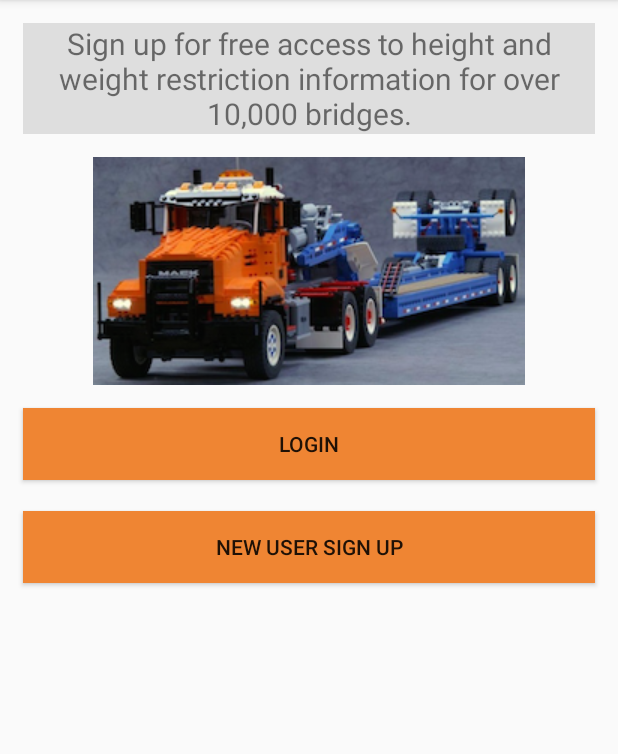
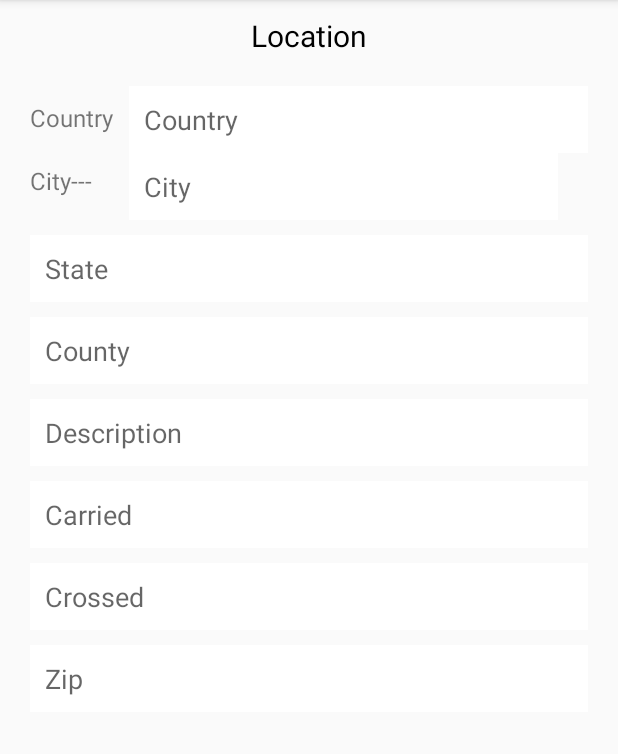
Before and after one commit to jdsv650/Bware_Droid, an Android app: the screen it shows after launch (Welcome before the commit, DetailActivity after it), on a phone screen of 412 x 824 dp, the part 84-838 px from its top. Run offline under Robolectric (Android 15) with nearby library versions, the phone set to English and light mode, and no system bars.

Commit message:
Rename / refactor activity file names to include "Activity" in name

```diff
--- a/app/src/main/AndroidManifest.xml
+++ b/app/src/main/AndroidManifest.xml
@@ -10,21 +10,23 @@
         android:supportsRtl="true"
         android:theme="@style/AppTheme">
         <activity android:name=".MainActivity" />
-        <activity android:name=".Welcome">
+        <activity android:name=".WelcomeActivity">
+
+        </activity>
+        <activity
+            android:name=".LoginActivity"
+            android:label="@string/title_activity_user_login"></activity>
+        <activity
+            android:name=".SignupActivity"
+            android:label="@string/sign_up_text"></activity>
+        <activity
+            android:name=".DetailActivity">
             <intent-filter>
                 <action android:name="android.intent.action.MAIN" />
 
                 <category android:name="android.intent.category.LAUNCHER" />
             </intent-filter>
         </activity>
-        <activity
-            android:name=".Login"
-            android:label="@string/title_activity_user_login">
-        </activity>
-        <activity
-            android:name=".Signup"
-            android:label="@string/sign_up_text">
-        </activity>
     </application>
 
 </manifest>
--- /dev/null
+++ b/app/src/main/java/com/jdsv650/bware/DetailActivity.java
@@ -0,0 +1,13 @@
+package com.jdsv650.bware;
+
+import android.support.v7.app.AppCompatActivity;
+import android.os.Bundle;
+
+public class DetailActivity extends AppCompatActivity {
+
+    @Override
+    protected void onCreate(Bundle savedInstanceState) {
+        super.onCreate(savedInstanceState);
+        setContentView(R.layout.activity_detail);
+    }
+}
--- a/app/src/main/java/com/jdsv650/bware/Signup.java
+++ b/app/src/main/java/com/jdsv650/bware/LoginActivity.java
@@ -3,11 +3,11 @@ package com.jdsv650.bware;
 import android.support.v7.app.AppCompatActivity;
 import android.os.Bundle;
 
-public class Signup extends AppCompatActivity {
+public class LoginActivity extends AppCompatActivity {
 
     @Override
     protected void onCreate(Bundle savedInstanceState) {
         super.onCreate(savedInstanceState);
-        setContentView(R.layout.activity_signup);
+        setContentView(R.layout.activity_login);
     }
 }
--- a/app/src/main/java/com/jdsv650/bware/Login.java
+++ b/app/src/main/java/com/jdsv650/bware/SignupActivity.java
@@ -3,11 +3,11 @@ package com.jdsv650.bware;
 import android.support.v7.app.AppCompatActivity;
 import android.os.Bundle;
 
-public class Login extends AppCompatActivity {
+public class SignupActivity extends AppCompatActivity {
 
     @Override
     protected void onCreate(Bundle savedInstanceState) {
         super.onCreate(savedInstanceState);
-        setContentView(R.layout.activity_login);
+        setContentView(R.layout.activity_signup);
     }
 }
--- a/app/src/main/java/com/jdsv650/bware/Welcome.java
+++ b/app/src/main/java/com/jdsv650/bware/WelcomeActivity.java
@@ -3,20 +3,19 @@ package com.jdsv650.bware;
 import android.content.Intent;
 import android.support.v7.app.AppCompatActivity;
 import android.os.Bundle;
-import android.util.Log;
 import android.view.View;
 
-public class Welcome extends AppCompatActivity {
+public class WelcomeActivity extends AppCompatActivity {
 
     public void loginPressed(View view)
     {
-        Intent i = new Intent(this, Login.class);
+        Intent i = new Intent(this, LoginActivity.class);
         this.startActivity(i);
     }
 
     public void signupPressed(View view)
     {
-        Intent i = new Intent(this, Signup.class);
+        Intent i = new Intent(this, SignupActivity.class);
         this.startActivity(i);
     }
 
--- /dev/null
+++ b/app/src/main/res/layout/activity_detail.xml
@@ -0,0 +1,161 @@
+<?xml version="1.0" encoding="utf-8"?>
+
+<ScrollView xmlns:android="http://schemas.android.com/apk/res/android"
+        android:layout_width="match_parent"
+        android:layout_height="match_parent">
+
+    <LinearLayout
+        xmlns:app="http://schemas.android.com/apk/res-auto"
+        xmlns:tools="http://schemas.android.com/tools"
+        android:layout_width="match_parent"
+        android:layout_height="match_parent"
+        android:orientation="vertical"
+        tools:context="com.jdsv650.bware.DetailActivity">
+
+        <TextView
+            android:layout_width="match_parent"
+            android:layout_height="wrap_content"
+            android:text="Location"
+            android:textSize="20sp"
+            android:gravity="center"
+            android:textColor="@color/colorBlack"
+            android:layout_margin="10dp"
+            />
+
+        <RelativeLayout
+            android:layout_width="match_parent"
+            android:layout_height="wrap_content">
+            <TextView
+                android:id="@+id/countryTextView"
+                android:layout_width="wrap_content"
+                android:layout_height="wrap_content"
+                android:layout_marginLeft="10dp"
+                android:layout_marginTop="10dp"
+                android:padding="10dp"
+                android:text="Country"
+                android:textSize="16sp"
+                android:layout_alignParentLeft="true"/>
+
+            <EditText
+                android:id="@+id/countryEditText"
+                android:layout_width="match_parent"
+                android:layout_height="wrap_content"
+                android:layout_marginRight="20dp"
+                android:background="@color/colorWhite"
+                android:hint="Country"
+                android:inputType="text"
+                android:padding="10dp"
+                android:layout_alignTop="@+id/countryTextView"
+                android:layout_toEndOf="@+id/countryTextView" />
+
+            <TextView
+                android:id="@+id/cityTextView"
+                android:layout_width="wrap_content"
+                android:layout_height="wrap_content"
+                android:layout_marginLeft="10dp"
+                android:padding="10dp"
+                android:text="City---"
+                android:textSize="16sp"
+                android:layout_alignParentLeft="true"
+                android:layout_below="@+id/countryTextView" />
+
+            <EditText
+                android:id="@+id/cityEditText"
+                android:layout_width="226dp"
+                android:layout_height="wrap_content"
+                android:layout_marginRight="20dp"
+                android:background="@color/colorWhite"
+                android:hint="City"
+                android:inputType="text"
+                android:padding="10dp"
+
+                android:layout_below="@+id/countryEditText"
+                android:layout_alignStart="@+id/countryEditText"
+                android:layout_alignEnd="@+id/countryEditText" />
+        </RelativeLayout>
+
+
+        <EditText
+            android:id="@+id/stateEditText"
+            android:layout_width="match_parent"
+            android:layout_height="wrap_content"
+            android:layout_marginTop="10dp"
+            android:layout_marginLeft="20dp"
+            android:layout_marginRight="20dp"
+            android:padding="10dp"
+            android:background="@color/colorWhite"
+            android:ems="10"
+            android:inputType="text"
+            android:hint="State" />
+
+        <EditText
+            android:id="@+id/countyEditText"
+            android:layout_width="match_parent"
+            android:layout_height="wrap_content"
+            android:layout_marginTop="10dp"
+            android:layout_marginLeft="20dp"
+            android:layout_marginRight="20dp"
+            android:padding="10dp"
+            android:background="@color/colorWhite"
+            android:ems="10"
+            android:inputType="text"
+            android:hint="County"
+            />
+
+        <EditText
+            android:id="@+id/descriptionEditText"
+            android:layout_width="match_parent"
+            android:layout_height="wrap_content"
+            android:layout_marginTop="10dp"
+            android:layout_marginLeft="20dp"
+            android:layout_marginRight="20dp"
+            android:padding="10dp"
+            android:background="@color/colorWhite"
+            android:ems="10"
+            android:inputType="text"
+            android:hint="Description" />
+
+        <EditText
+            android:id="@+id/carriedEditText"
+            android:layout_width="match_parent"
+            android:layout_height="wrap_content"
+            android:layout_marginTop="10dp"
+            android:layout_marginLeft="20dp"
+            android:layout_marginRight="20dp"
+            android:padding="10dp"
+            android:background="@color/colorWhite"
+            android:ems="10"
+            android:inputType="text"
+            android:hint="Carried"
+            />
+
+        <EditText
+            android:id="@+id/crossedEditText"
+            android:layout_width="match_parent"
+            android:layout_height="wrap_content"
+            android:layout_marginTop="10dp"
+            android:layout_marginLeft="20dp"
+            android:layout_marginRight="20dp"
+            android:padding="10dp"
+            android:background="@color/colorWhite"
+            android:ems="10"
+            android:inputType="text"
+            android:hint="Crossed" />
+
+        <EditText
+            android:id="@+id/zipEditText"
+            android:layout_width="match_parent"
+            android:layout_height="wrap_content"
+            android:layout_marginTop="10dp"
+            android:layout_marginLeft="20dp"
+            android:layout_marginRight="20dp"
+            android:padding="10dp"
+            android:background="@color/colorWhite"
+            android:ems="10"
+            android:inputType="text"
+            android:hint="Zip" />
+
+    </LinearLayout>
+
+
+</ScrollView>
--- a/app/src/main/res/layout/activity_login.xml
+++ b/app/src/main/res/layout/activity_login.xml
@@ -4,7 +4,7 @@
     xmlns:tools="http://schemas.android.com/tools"
     android:layout_width="match_parent"
     android:layout_height="match_parent"
-    tools:context="com.jdsv650.bware.Login">
+    tools:context="com.jdsv650.bware.LoginActivity">
 
     <EditText
         android:id="@+id/emailEditText"
--- a/app/src/main/res/layout/activity_signup.xml
+++ b/app/src/main/res/layout/activity_signup.xml
@@ -4,7 +4,7 @@
     xmlns:tools="http://schemas.android.com/tools"
     android:layout_width="match_parent"
     android:layout_height="match_parent"
-    tools:context="com.jdsv650.bware.Signup">
+    tools:context="com.jdsv650.bware.SignupActivity">
 
     <EditText
         android:id="@+id/emailEditText"
--- a/app/src/main/res/layout/activity_welcome.xml
+++ b/app/src/main/res/layout/activity_welcome.xml
@@ -4,7 +4,7 @@
     xmlns:tools="http://schemas.android.com/tools"
     android:layout_width="match_parent"
     android:layout_height="match_parent"
-    tools:context="com.jdsv650.bware.Welcome">
+    tools:context="com.jdsv650.bware.WelcomeActivity">
 
     <TextView
         android:id="@+id/textView"
```
